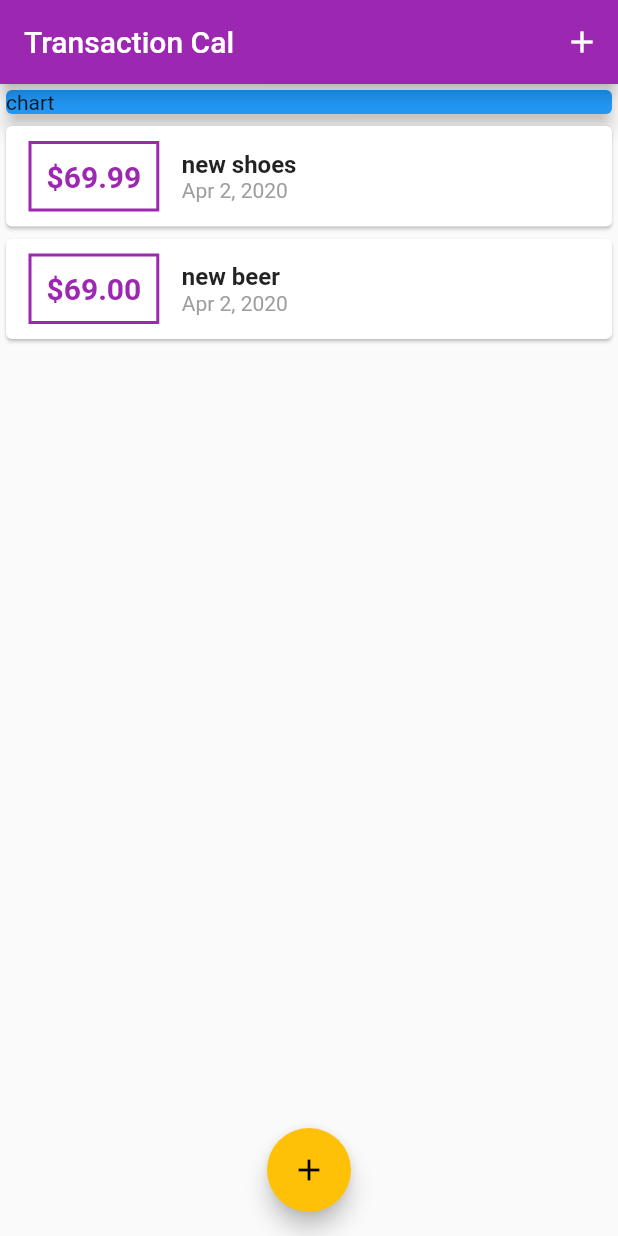
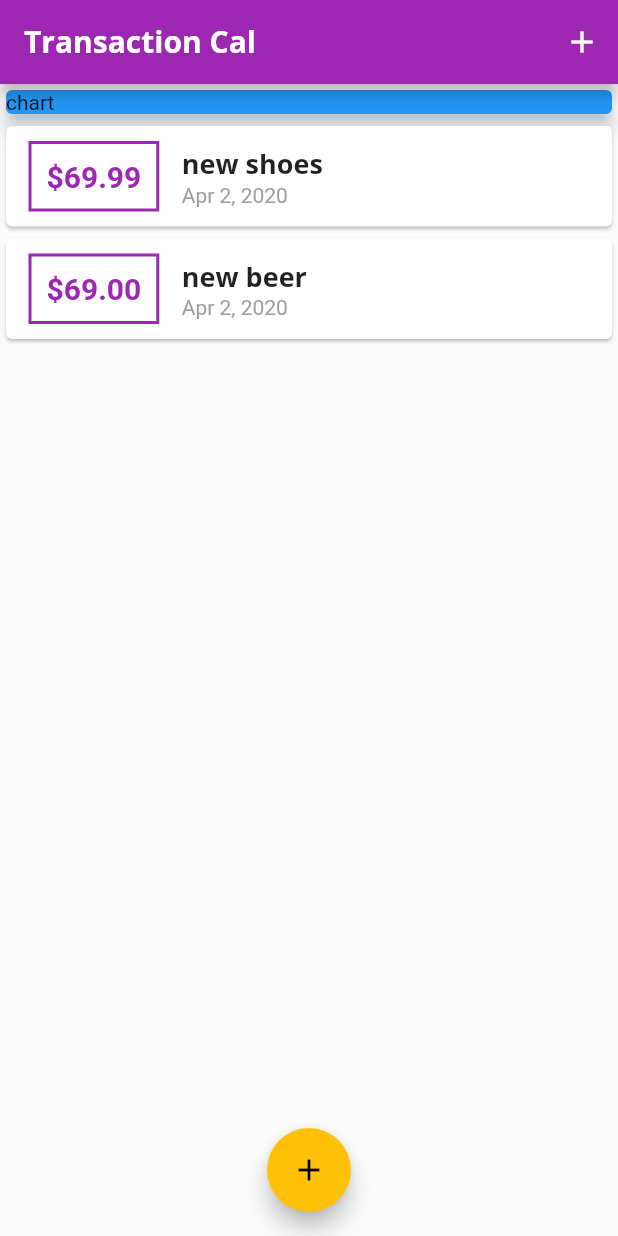
Before and after one commit to RavinduDilshan/flutter-Budget_calculator, a Flutter app: the screen it shows after launch, on a phone screen of 412 x 824 dp. Run offline on Flutter 3.47's test engine with Material 2 defaults, Android fonts, the phone set to English and light mode, and no system bars.

Commit message:
Configure Fonts

```diff
--- a/lib/main.dart
+++ b/lib/main.dart
@@ -17,6 +17,20 @@ class MyApp extends StatelessWidget {
       theme: ThemeData(
         primarySwatch: Colors.purple,
         accentColor: Colors.amber,
+        fontFamily: 'Quicksand',
+        textTheme:ThemeData.light().textTheme.copyWith(title: TextStyle(
+          fontFamily: 'OpenSans',
+          fontWeight: FontWeight.bold,
+          fontSize: 18,
+        )),
+        appBarTheme: AppBarTheme(
+          textTheme: ThemeData.light().textTheme.copyWith(title: TextStyle(
+            fontFamily:'OpenSans',
+            fontSize:20,
+            fontWeight: FontWeight.bold,
+            ))
+
+        )
 
 
 
--- a/lib/widgets/transactionList.dart
+++ b/lib/widgets/transactionList.dart
@@ -45,10 +45,7 @@ class  transactionList extends StatelessWidget {
                            crossAxisAlignment: CrossAxisAlignment.start,
                            children: <Widget>[
                              Text(transactions[index].title,
-                             style: TextStyle(
-                               fontSize: 16,
-                               fontWeight:FontWeight.bold,
-                             ),
+                             style: Theme.of(context).textTheme.title,
                              ),
                              Text(DateFormat.yMMMd().format(transactions[index].date),
                              style: TextStyle(
@@ -59,11 +56,7 @@ class  transactionList extends StatelessWidget {
 
                          )
                        ],
-
-
                      ),
-
-
 
                    );
 
--- a/pubspec.yaml
+++ b/pubspec.yaml
@@ -65,8 +65,8 @@ flutter:
           weight: 700
     - family: Quicksand
       fonts:
-        - asset: assets/fonts/Quicksand-Regular.tff
-        - asset: assets/fonts/Quicksand-Bold.tff
+        - asset: assets/fonts/Quicksand-Regular.ttf
+        - asset: assets/fonts/Quicksand-Bold.ttf
           weight: 700
   #   - family: Trajan Pro
   #     fonts:
```
